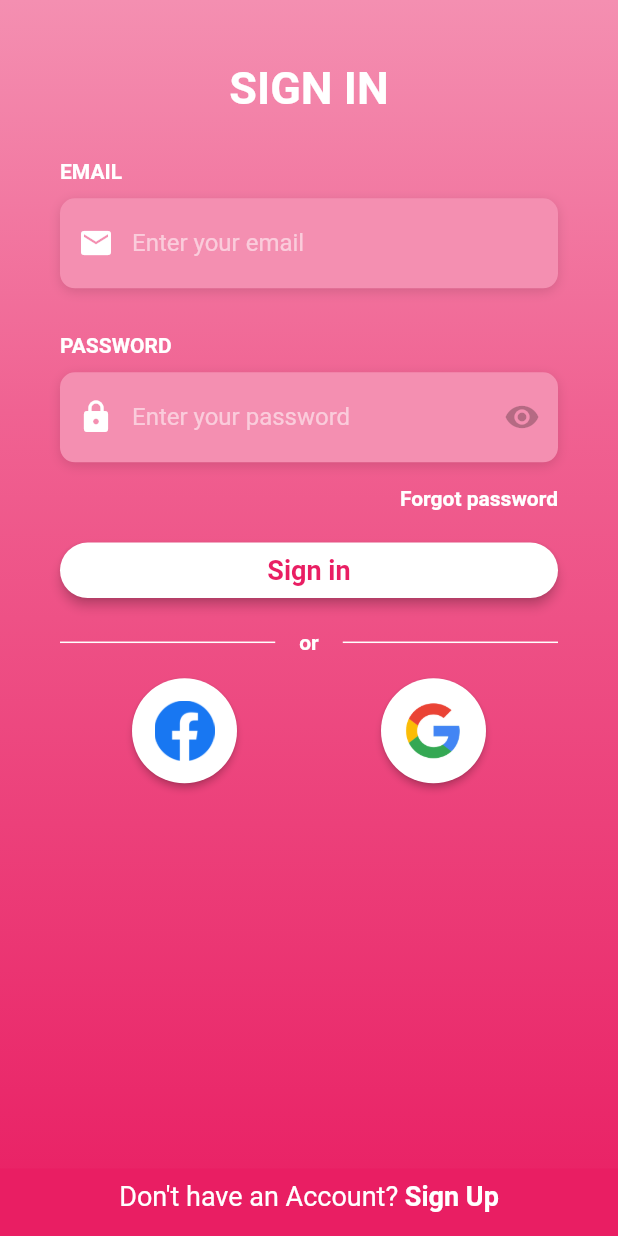
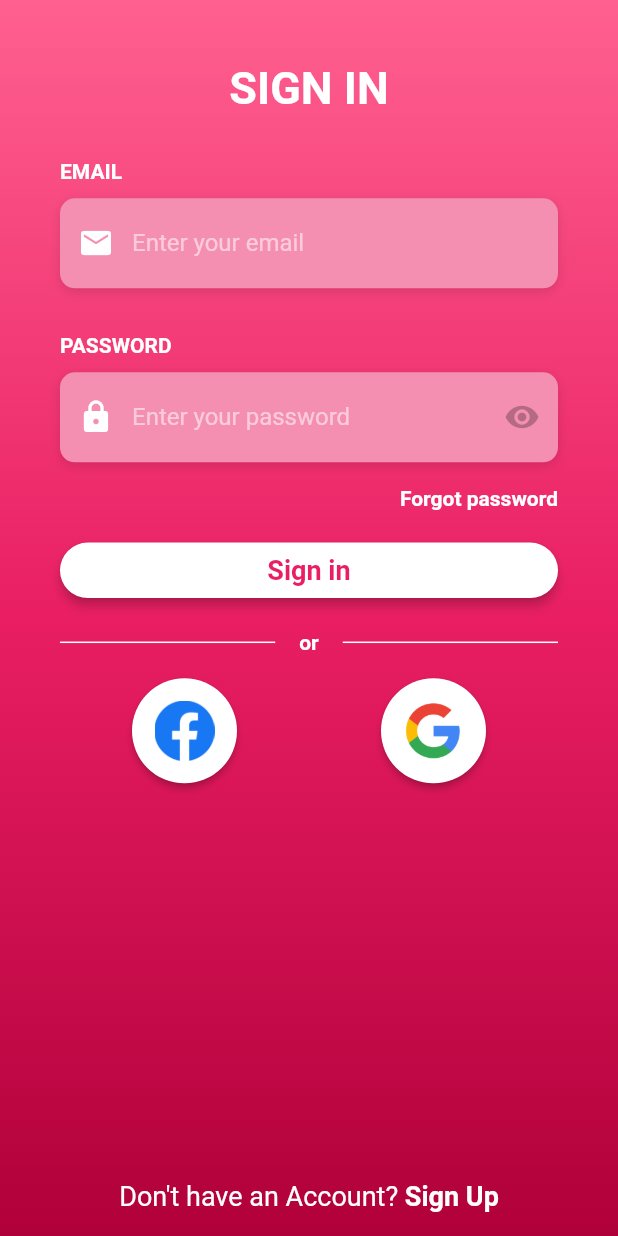
Before and after one commit to lucianoluzzi/couples_app, a Flutter app: the screen it shows after launch, on a phone screen of 412 x 824 dp. Run offline on Flutter 3.47's test engine with Material 2 defaults, Android fonts, the phone set to English and light mode, and no system bars; our stand-ins replace flutter_platform_widgets; Roboto replaces fonts that are missing (OpenSans).

Commit message:
Setting up light and dark themes

```diff
--- a/lib/main.dart
+++ b/lib/main.dart
@@ -17,7 +17,8 @@ class MyApp extends StatelessWidget {
 
     return MaterialApp(
       debugShowCheckedModeBanner: false,
-      theme: materialThemeData,
+      theme: LightTheme().lightTheme,
+      darkTheme: DarkTheme().darkTheme,
       home: Login(),
     );
   }
--- a/lib/screens/login.dart
+++ b/lib/screens/login.dart
@@ -20,10 +20,9 @@ class Login extends StatelessWidget {
                 begin: Alignment.topCenter,
                 end: Alignment.bottomCenter,
                 colors: [
-                  Colors.pink[200],
-                  Colors.pink[300],
-                  Colors.pink[400],
-                  Colors.pink[500],
+                  Theme.of(context).primaryColorLight,
+                  Theme.of(context).primaryColor,
+                  Theme.of(context).primaryColorDark,
                 ],
               ),
             ),
@@ -130,7 +129,7 @@ class Login extends StatelessWidget {
           Align(
             alignment: Alignment.bottomCenter,
             child: Container(
-              color: Colors.pink,
+              color: Colors.transparent,
               child: Padding(
                 padding: EdgeInsets.only(
                   bottom: 16,
--- a/lib/widgets/material_theme.dart
+++ b/lib/widgets/material_theme.dart
@@ -1,27 +1,95 @@
 import 'package:flutter/material.dart';
 
-final materialThemeData = ThemeData(
+class LightTheme {
+  static Map<int, Color> _primaryLightSwatch = {
+    50: Color.fromRGBO(255, 96, 144, .1),
+    100: Color.fromRGBO(255, 96, 144, .2),
+    200: Color.fromRGBO(255, 96, 144, .3),
+    300: Color.fromRGBO(255, 96, 144, .4),
+    400: Color.fromRGBO(255, 96, 144, .5),
+    500: Color.fromRGBO(255, 96, 144, .6),
+    600: Color.fromRGBO(255, 96, 144, .7),
+    700: Color.fromRGBO(255, 96, 144, .8),
+    800: Color.fromRGBO(255, 96, 144, .9),
+    900: Color.fromRGBO(255, 96, 144, 1),
+  };
+
+  static Map<int, Color> _primaryDarkSwatch = {
+    50: Color.fromRGBO(176, 0, 78, .1),
+    100: Color.fromRGBO(176, 0, 78, .2),
+    200: Color.fromRGBO(176, 0, 78, .3),
+    300: Color.fromRGBO(176, 0, 78, .4),
+    400: Color.fromRGBO(176, 0, 78, .5),
+    500: Color.fromRGBO(176, 0, 78, .6),
+    600: Color.fromRGBO(176, 0, 78, .7),
+    700: Color.fromRGBO(176, 0, 78, .8),
+    800: Color.fromRGBO(176, 0, 78, .9),
+    900: Color.fromRGBO(176, 0, 78, 1),
+  };
+
+  final lightTheme = ThemeData(
     brightness: Brightness.light,
-  primaryColor: Colors.pink[300],
-  accentColor: Colors.purple[300],
+    primaryColor: Colors.pink[500],
+    primaryColorLight: MaterialColor(0xFFFF6090, _primaryLightSwatch),
+    primaryColorDark: MaterialColor(0xFFB0003A, _primaryDarkSwatch),
+    accentColor: Colors.purple[500],
     textTheme: TextTheme(
+      bodyText1: TextStyle(
+        fontSize: 16.0,
+        color: Colors.black87,
+      ),
       headline1: TextStyle(
         fontSize: 24.0,
         color: Colors.white,
-      fontWeight: FontWeight.w600,
+        fontWeight: FontWeight.bold,
       ),
     ),
   );
+}
 
-Map<int, Color> _pinkPallete = {
-  50: Color.fromRGBO(244, 143, 177, 0.05),
-  100: Color.fromRGBO(244, 143, 177, 0.1),
-  200: Color.fromRGBO(244, 143, 177, 0.2),
-  300: Color.fromRGBO(244, 143, 177, 0.3),
-  400: Color.fromRGBO(244, 143, 177, 0.4),
-  500: Color.fromRGBO(244, 143, 177, 0.5),
-  600: Color.fromRGBO(244, 143, 177, 0.6),
-  700: Color.fromRGBO(244, 143, 177, 0.7),
-  800: Color.fromRGBO(244, 143, 177, 0.8),
-  900: Color.fromRGBO(244, 143, 177, 0.9),
+class DarkTheme {
+  static Map<int, Color> _primaryLightSwatch = {
+    50: Color.fromRGBO(255, 193, 227, .1),
+    100: Color.fromRGBO(255, 193, 227, .2),
+    200: Color.fromRGBO(255, 193, 227, .3),
+    300: Color.fromRGBO(255, 193, 227, .4),
+    400: Color.fromRGBO(255, 193, 227, .5),
+    500: Color.fromRGBO(255, 193, 227, .6),
+    600: Color.fromRGBO(255, 193, 227, .7),
+    700: Color.fromRGBO(255, 193, 227, .8),
+    800: Color.fromRGBO(255, 193, 227, .9),
+    900: Color.fromRGBO(255, 193, 227, 1),
   };
+
+  static Map<int, Color> _primaryDarkSwatch = {
+    50: Color.fromRGBO(191, 95, 130, .1),
+    100: Color.fromRGBO(191, 95, 130, .2),
+    200: Color.fromRGBO(191, 95, 130, .3),
+    300: Color.fromRGBO(191, 95, 130, .4),
+    400: Color.fromRGBO(191, 95, 130, .5),
+    500: Color.fromRGBO(191, 95, 130, .6),
+    600: Color.fromRGBO(191, 95, 130, .7),
+    700: Color.fromRGBO(191, 95, 130, .8),
+    800: Color.fromRGBO(191, 95, 130, .9),
+    900: Color.fromRGBO(191, 95, 130, 1),
+  };
+
+  final darkTheme = ThemeData(
+    brightness: Brightness.dark,
+    primaryColor: Colors.pink[200],
+    primaryColorLight: MaterialColor(0xFFFFC1E3, _primaryDarkSwatch),
+    primaryColorDark: MaterialColor(0xFFBF5F82, _primaryDarkSwatch),
+    accentColor: Colors.purple[300],
+    textTheme: TextTheme(
+      bodyText1: TextStyle(
+        fontSize: 16.0,
+        color: Colors.black87,
+      ),
+      headline1: TextStyle(
+        fontSize: 24.0,
+        color: Colors.black45,
+        fontWeight: FontWeight.bold,
+      ),
+    ),
+  );
+}
```
Lines whose indentation alone changed are shown as unchanged.
